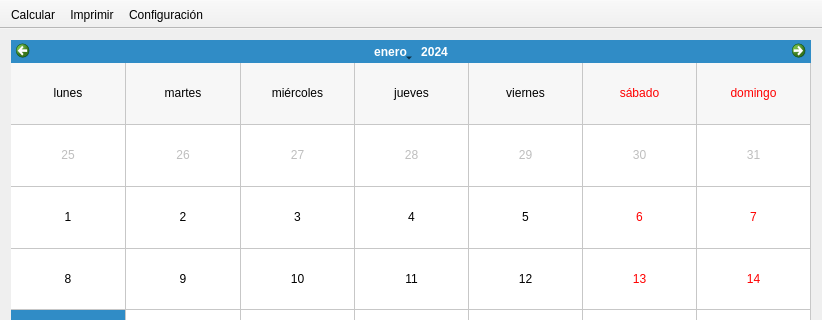
Above: src/ui/mainwindow.ui from dmonzonis/paycheck before the change; both pictures show x 0 to 822 and y 0 to 320 of the 822 by 632 pixel window. Below: the same form after it.
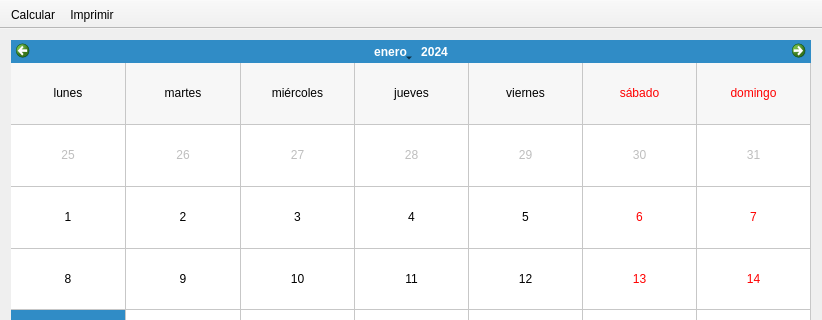
That is the form after the change. Icons and pictures are not drawn.

Commit message: Generate default config file if no config file is found on disk

What changed in the file:
```diff
--- a/src/ui/mainwindow.ui
+++ b/src/ui/mainwindow.ui
@@ -132,7 +132,6 @@
    </attribute>
    <addaction name="actionCalculate"/>
    <addaction name="actionPrint"/>
-   <addaction name="actionConfig"/>
   </widget>
   <widget class="QStatusBar" name="statusBar"/>
   <widget class="QMenuBar" name="menuBar">
```
The commit also changes 3 other files.
